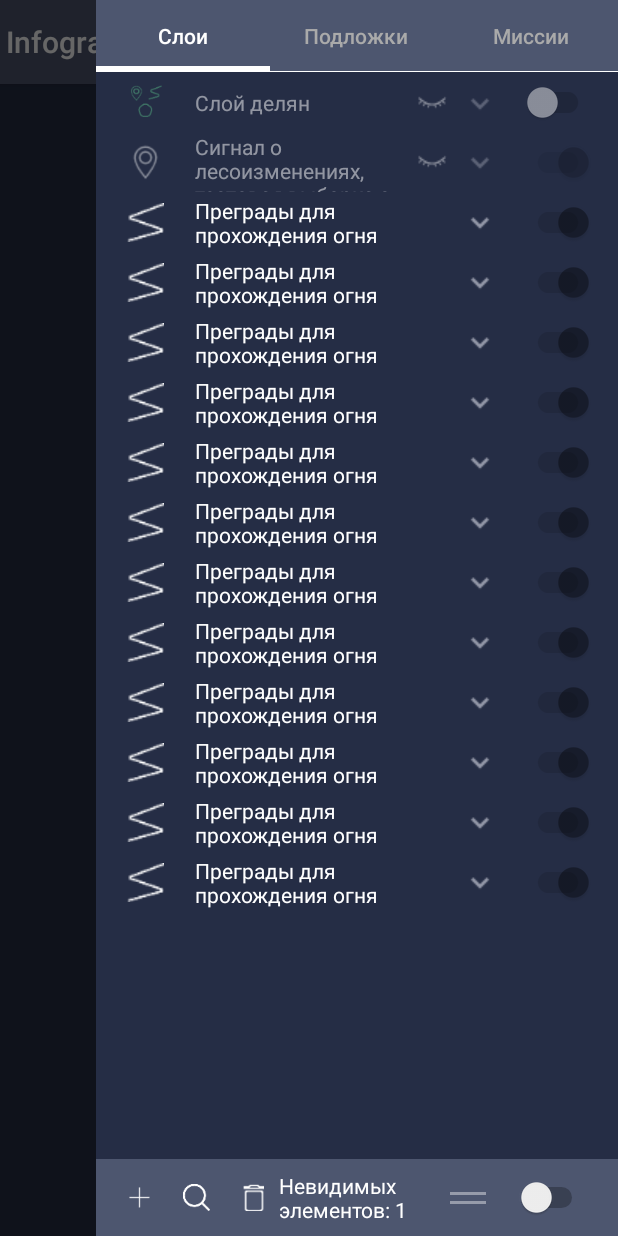
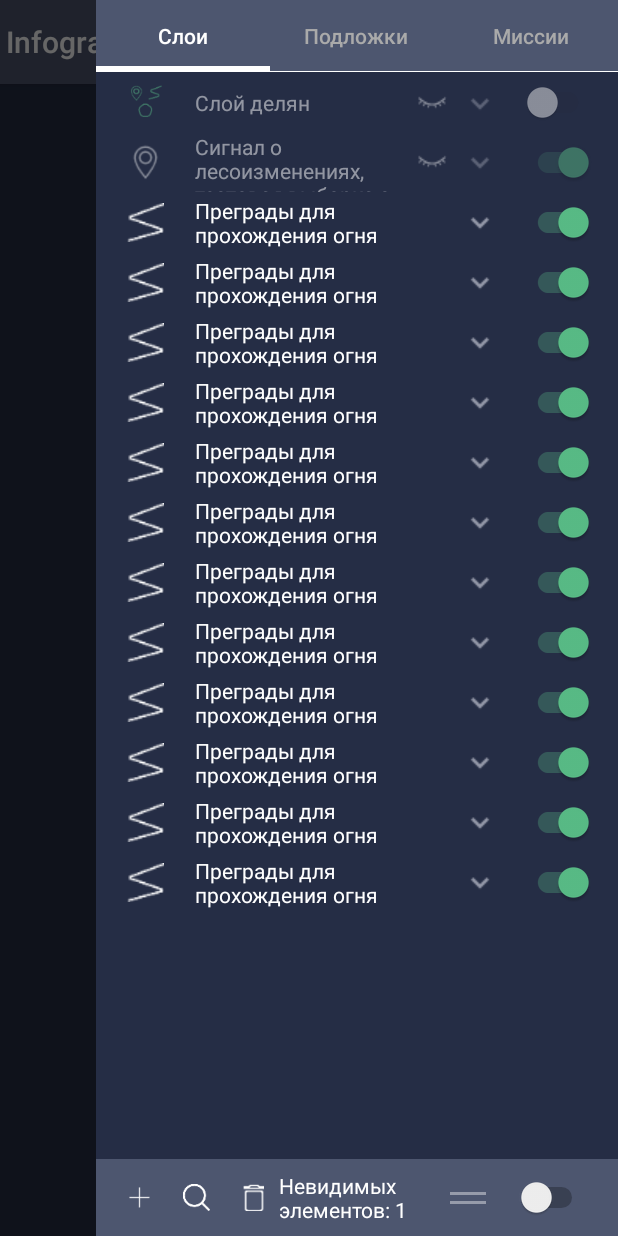
Before and after one commit to dachecker1/InfograceTask, an Android app: the screen it shows after launch (MainActivity), with the side drawer open, on a phone screen of 412 x 824 dp. Run offline under Robolectric (Android 15) with nearby library versions, the phone set to English and light mode, and no system bars; our stand-ins replace Room's generated code.

Commit message:
изменил цвета для seekBar and switcher

```diff
--- a/app/src/main/java/com/vk/dachecker/infogracetask/presentation/MainActivity.kt
+++ b/app/src/main/java/com/vk/dachecker/infogracetask/presentation/MainActivity.kt
@@ -3,7 +3,6 @@ package com.vk.dachecker.infogracetask.presentation
 import android.content.Context
 import android.os.Bundle
 import android.view.View
-import android.view.animation.AnimationUtils
 import android.view.inputmethod.InputMethodManager
 import androidx.appcompat.app.ActionBarDrawerToggle
 import androidx.appcompat.app.AppCompatActivity
@@ -103,7 +102,6 @@ class MainActivity : AppCompatActivity() {
     }
 
     private fun setClickListeners() {
-        val anim = AnimationUtils.loadAnimation(this, R.anim.alpha)
 
         binding.bottomMenuSwitcher.setOnClickListener {
             viewModel.changeSwitcherStatus()
@@ -117,9 +115,9 @@ class MainActivity : AppCompatActivity() {
         binding.dragList.setOnClickListener { view ->
             viewModel.dragList()
             if (viewModel.dragListIsActive.value!!) {
-                view.startAnimation(anim)
+                binding.bottomMenuSwitcher.visibility = View.GONE
             } else {
-                view.clearAnimation()
+                binding.bottomMenuSwitcher.visibility = View.VISIBLE
             }
         }
     }
--- a/app/src/main/res/layout/tool_position.xml
+++ b/app/src/main/res/layout/tool_position.xml
@@ -53,6 +53,7 @@
                 app:layout_constraintBottom_toBottomOf="parent"
                 app:layout_constraintEnd_toEndOf="parent"
                 app:layout_constraintTop_toTopOf="parent"
+                android:theme="@style/SCBSwitch"
                 app:showText="false" />
 
             <ImageView
@@ -134,6 +135,8 @@
                 android:layout_height="wrap_content"
                 android:layout_marginTop="10dp"
                 android:max="100"
+                android:progressTint="@color/green"
+                android:thumbTint="@color/green"
                 android:paddingStart="0dp"
                 android:paddingEnd="0dp"
                 android:progress="50"
--- a/app/src/main/res/values/styles.xml
+++ b/app/src/main/res/values/styles.xml
@@ -19,4 +19,17 @@
         <item name="color">@android:color/white</item>
     </style>
 
+    <style name="SCBSwitch" parent="Theme.AppCompat.Light">
+        <!-- active thumb & track color (30% transparency) -->
+        <item name="colorControlActivated">#59BD87</item>
+
+        <!-- inactive thumb color -->
+        <item name="colorSwitchThumbNormal">#f1f1f1
+        </item>
+
+        <!-- inactive track color (30% transparency) -->
+        <item name="android:colorForeground">#42221f1f
+        </item>
+    </style>
+
 </resources>
```
Also changed, not shown: app/src/main/java/com/vk/dachecker/infogracetask/presentation/SidePanelAdapter.kt (+4 -6 lines).
